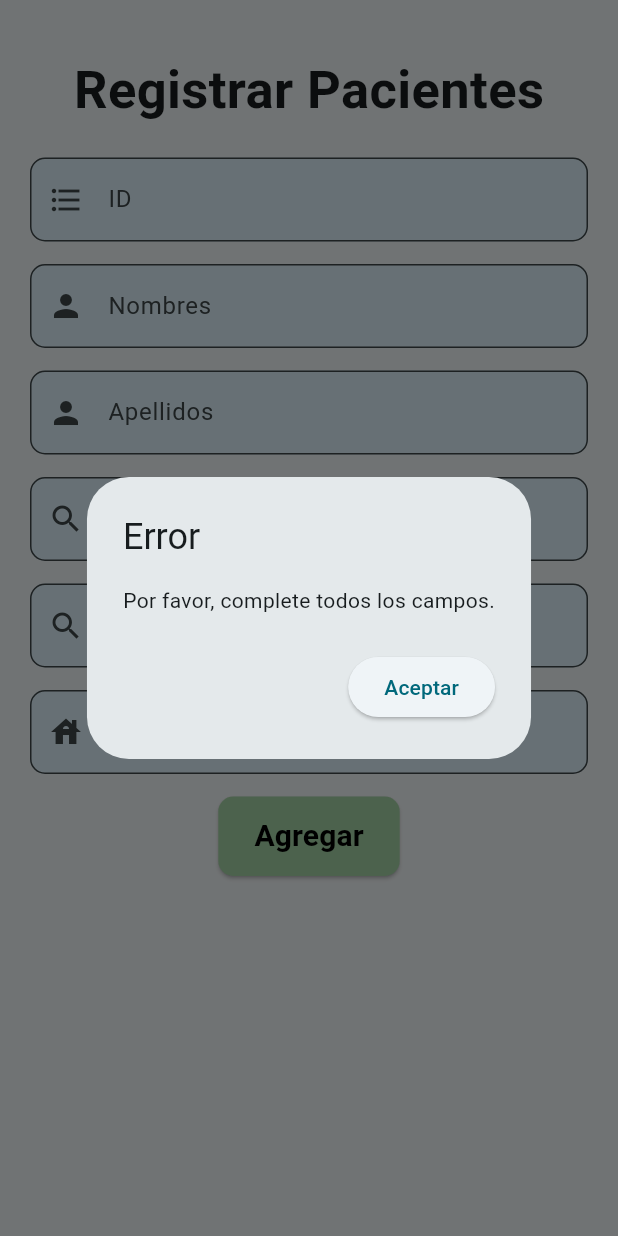
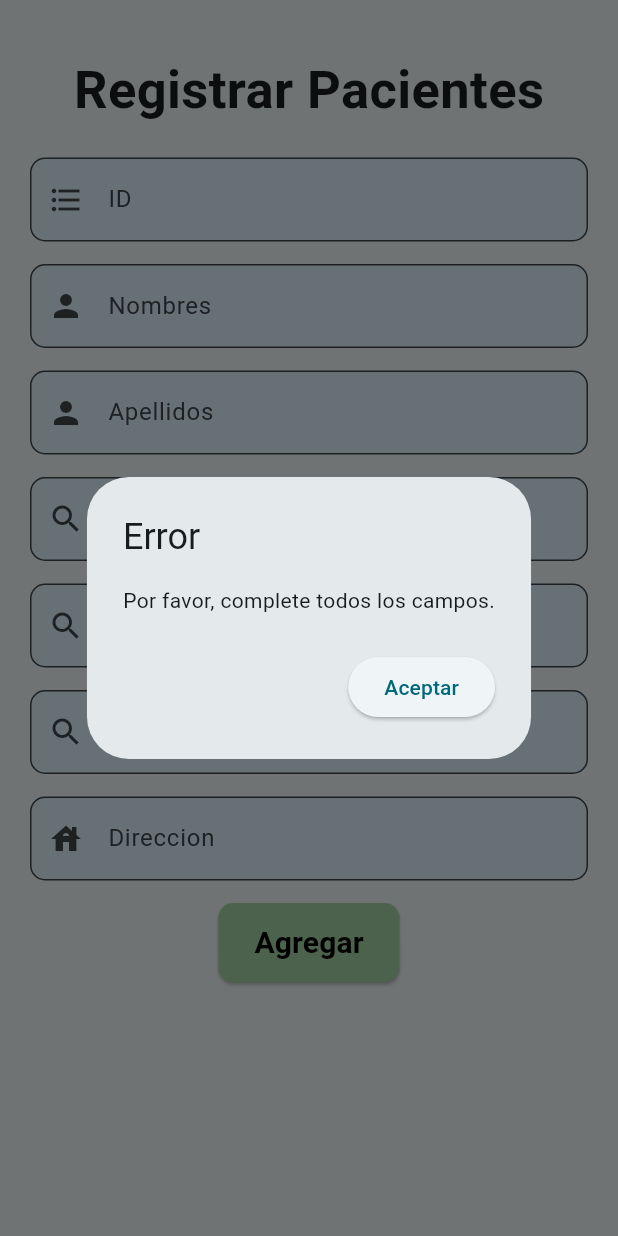
Before and after one commit to pinchi007/eval2_dsw22, a Flutter app: the Registros widget shown alone on an empty page, opened directly, after a tap on "Agregar", on a phone screen of 412 x 824 dp. Run offline on Flutter 3.47's test engine with Material 2 defaults, Android fonts, the phone set to English and light mode, and no system bars; our stand-ins replace cloud_firestore, firebase_auth, firebase_core, quickalert; accounts and stored records are empty.

Commit message:
Campo Comentario

```diff
--- a/lib/pages/Consulta.dart
+++ b/lib/pages/Consulta.dart
@@ -140,6 +140,7 @@
                           Text("Direccion: ${productos?["Direccion"]}"),
                           Text("Observacion: ${productos?["Observacion"]}"),
                           Text("Telefono: ${productos?["Telefono"]}"),
+                          Text("Comentario: ${productos?["Comentario"]}"),
                         ],
                       ),
                     ),
--- a/lib/pages/registrar.dart
+++ b/lib/pages/registrar.dart
@@ -8,6 +8,7 @@
     String Apellido,
     String Observacion,
     String Telefono,
+    String Comentario,
     String Direccion,
   ) async {
     //cambiar el nombre tabla por si se copia el codigo antes para agregar campos para una nuevo agregar
@@ -17,6 +18,7 @@
       "Apellido": Apellido,
       "Observacion": Observacion,
       "Telefono": Telefono,
+      "Comentario": Comentario,
       "Direccion": Direccion
     });
   }
@@ -27,6 +29,7 @@
   TextEditingController ApellidoController = TextEditingController();
   TextEditingController ObservacionController = TextEditingController();
   TextEditingController DireccionController = TextEditingController();
+  TextEditingController ComentarioController = TextEditingController();
   TextEditingController TelefonoController = TextEditingController();
 
   @override
@@ -119,6 +122,21 @@
               ),
               const SizedBox(height: 15),
               TextField(
+                controller: ComentarioController,
+                keyboardType: TextInputType.text,
+                decoration: InputDecoration(
+                    filled: true,
+                    fillColor: Colors.lightBlue[50],
+                    prefixIcon: Padding(
+                        padding: const EdgeInsets.all(8.0),
+                        child: Icon(Icons.search)),
+                    border: OutlineInputBorder(
+                        borderRadius: BorderRadius.circular(10)),
+                    labelText: 'Telefono',
+                    hintText: 'Agregar Telefono'),
+              ),
+              const SizedBox(height: 15),
+              TextField(
                 controller: DireccionController,
                 keyboardType: TextInputType.text,
                 decoration: InputDecoration(
@@ -174,6 +192,7 @@
                         ApellidoController.text,
                         ObservacionController.text,
                         TelefonoController.text,
+                        ComentarioController.text,
                         DireccionController.text);
 
                     // Muestra un aviso de éxito después de agregar el producto
```
